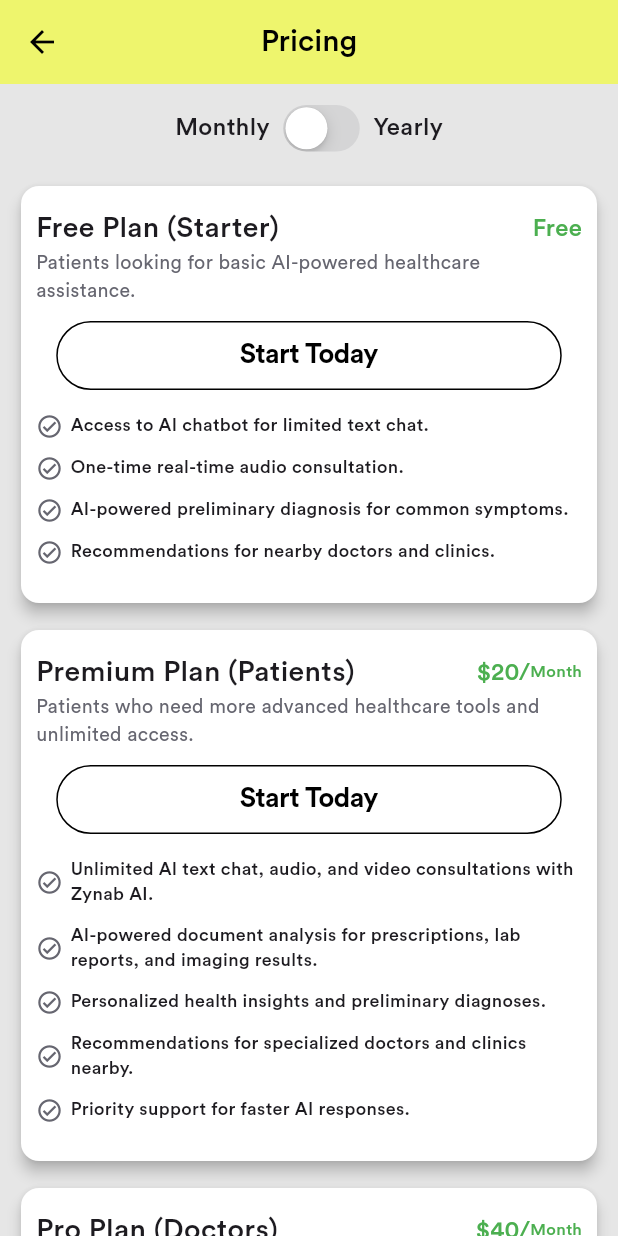
After one commit to expoders8/ZynabAIExpoders, a Flutter app: the SubscriptionPage screen opened directly, on a phone screen of 412 x 824 dp. The commit adds this screen. Run offline on Flutter 3.47's test engine with Material 3 defaults, Android fonts, the phone set to English and light mode, and no system bars; our stand-ins replace accordion, avatar_glow, camera, flutter_typeahead, get, get_storage and 4 more; missing offline and left inert: bottom_picker, flutter_overlay_loader, flutter_sound, voice_message_package; accounts and stored records are empty.

Commit message:
subscription

```diff
--- a/lib/app/ui/Call/videocall.dart
+++ b/lib/app/ui/Call/videocall.dart
@@ -259,7 +259,15 @@
                   ),
                 ],
               ),
-              const SizedBox(height: 15),
+              const Text(
+                textAlign: TextAlign.center,
+                "I’m Zynab,\nYour AI Health Assistant",
+                style: TextStyle(
+                    color: kPrimaryColor,
+                    fontFamily: kCircularStdMedium,
+                    fontSize: 18),
+              ),
+              const SizedBox(height: 8),
               Padding(
                 padding:
                     const EdgeInsets.symmetric(horizontal: 40.0, vertical: 5),
@@ -276,25 +284,26 @@
                       child: CameraPreview(_cameraController!),
                     ),
                     Positioned(
-                      top: 20,
+                      top: 12,
                       left: 20,
                       child: Column(
                         crossAxisAlignment: CrossAxisAlignment.start,
                         children: [
                           Text(
-                            "Text Here",
+                            formatTime1(timerValueoverall!),
+                            // "${timerValue!.toString().padLeft(2, '0')} seconds",
                             style: const TextStyle(
-                                color: kDividerColor,
-                                fontSize: 15,
-                                fontFamily: kCircularStdMedium),
+                              fontSize: 17,
+                              fontWeight: FontWeight.bold,
+                            ),
                           ),
                           SizedBox(
                             width: Get.width - 100,
-                            child: Text(
-                              "Zynab AI",
-                              style: const TextStyle(
+                            child: const Text(
+                              "Consultation in progress",
+                              style: TextStyle(
                                   color: kWhiteColor,
-                                  fontSize: 20,
+                                  fontSize: 17,
                                   fontFamily: kCircularStdBold),
                             ),
                           ),
@@ -302,7 +311,7 @@
                       ),
                     ),
                     Positioned(
-                      bottom: 30,
+                      bottom: 20,
                       left: 0,
                       right: 0,
                       child: Row(
@@ -371,15 +380,6 @@
                 crossAxisAlignment: CrossAxisAlignment.center,
                 children: [
                   const SizedBox(height: 10),
-                  Text(
-                    formatTime(timerValueoverall!),
-                    // "${timerValue!.toString().padLeft(2, '0')} seconds",
-                    style: const TextStyle(
-                      fontSize: 18,
-                      fontWeight: FontWeight.bold,
-                    ),
-                  ),
-                  const SizedBox(height: 5),
                   // CupertinoButton(
                   //   padding: EdgeInsets.zero,
                   //   onPressed: () {
--- a/lib/app/ui/Profile/profile.dart
+++ b/lib/app/ui/Profile/profile.dart
@@ -1,6 +1,7 @@
 import 'package:get/get.dart';
 import 'package:flutter/material.dart';
 import 'package:flutter/cupertino.dart';
+import 'package:zynabaiexpoders/app/ui/subscriptionplan/subscription_plan.dart';
 
 import '../../../config/provider/progress.dart';
 import '../../routes/app_pages.dart';
@@ -589,6 +590,14 @@
                   ),
                 ),
               ),
+              TextButton(
+                  onPressed: () {
+                    Get.to(() => SubscriptionPage());
+                  },
+                  child: Text(
+                    "SubscriptionPage",
+                    style: TextStyle(fontSize: 25),
+                  )),
               const SizedBox(height: 85)
             ],
           ),
--- /dev/null
+++ b/lib/app/ui/subscriptionplan/subscription_plan.dart
@@ -0,0 +1,284 @@
+import 'package:flutter/material.dart';
+import 'package:flutter/cupertino.dart';
+import 'package:get/get.dart';
+import 'package:zynabaiexpoders/config/constant/color_constant.dart';
+
+import '../../../config/constant/font_constant.dart';
+
+class SubscriptionPage extends StatefulWidget {
+  const SubscriptionPage({super.key});
+
+  @override
+  State<SubscriptionPage> createState() => _SubscriptionPageState();
+}
+
+class _SubscriptionPageState extends State<SubscriptionPage> {
+  bool _switchValue = false;
+
+  final List<Map<String, dynamic>> subscriptionPlans = [
+    {
+      "name": "Free Plan (Starter)",
+      "pricePerMonth": "Free",
+      "month": "",
+      "description":
+          "Patients looking for basic AI-powered healthcare assistance.",
+      "features": [
+        "Access to AI chatbot for limited text chat.",
+        "One-time real-time audio consultation.",
+        "AI-powered preliminary diagnosis for common symptoms.",
+        "Recommendations for nearby doctors and clinics."
+      ],
+    },
+    {
+      "name": "Premium Plan (Patients)",
+      "pricePerMonth": "\$20/",
+      "month": "Month",
+      "description":
+          "Patients who need more advanced healthcare tools and unlimited access.",
+      "features": [
+        "Unlimited AI text chat, audio, and video consultations with Zynab AI.",
+        "AI-powered document analysis for prescriptions, lab reports, and imaging results.",
+        "Personalized health insights and preliminary diagnoses.",
+        "Recommendations for specialized doctors and clinics nearby.",
+        "Priority support for faster AI responses."
+      ],
+    },
+    {
+      "name": "Pro Plan (Doctors)",
+      "pricePerMonth": "\$40/",
+      "month": "Month",
+      "description":
+          "Healthcare professionals looking to streamline patient interactions and workflows.",
+      "features": [
+        "Unlimited real-time text, audio, and video consultations with patients.",
+        "AI-powered clinical documentation for notes during consultations.",
+        "Advanced AI tools for researching patient cases or second opinions.",
+        "AI-powered document examination (medical records, diagnostic images).",
+        "Access to patient insights for tailored care recommendations.",
+        "Seamless integration with electronic medical records (EMRs)."
+      ],
+    },
+    {
+      "name": "Enterprise Plan",
+      "pricePerMonth": "Contact Us",
+      "month": "",
+      "description":
+          "For clinics or hospitals requiring team licenses, analytics, and integrations.",
+      "features": [
+        "Custom pricing",
+        "Advanced analytics",
+        "Custom integrations"
+      ],
+    },
+  ];
+
+  @override
+  Widget build(BuildContext context) {
+    return Scaffold(
+      appBar: AppBar(
+        backgroundColor: kHighlightColor,
+        elevation: 1,
+        centerTitle: true,
+        title: const Text(
+          "Pricing",
+          style: TextStyle(color: kPrimaryColor, fontSize: 20),
+        ),
+        iconTheme: const IconThemeData(
+          color: kPrimaryColor,
+        ),
+      ),
+      body: Column(
+        children: [
+          Padding(
+            padding: const EdgeInsets.symmetric(vertical: 10.0),
+            child: Row(
+              mainAxisAlignment: MainAxisAlignment.center,
+              children: [
+                const Text("Monthly", style: TextStyle(fontSize: 16)),
+                const SizedBox(width: 5),
+                CupertinoSwitch(
+                  value: _switchValue,
+                  onChanged: (value) {
+                    setState(() {
+                      _switchValue = value;
+                    });
+                  },
+                ),
+                const SizedBox(width: 5),
+                const Text("Yearly", style: TextStyle(fontSize: 16)),
+              ],
+            ),
+          ),
+          Expanded(
+            child: ListView.builder(
+              itemCount: subscriptionPlans.length,
+              itemBuilder: (context, index) {
+                var plan = subscriptionPlans[index];
+                return Padding(
+                  padding:
+                      const EdgeInsets.symmetric(horizontal: 10, vertical: 5),
+                  child: Card(
+                    elevation: 4,
+                    shape: RoundedRectangleBorder(
+                      borderRadius: BorderRadius.circular(12.0),
+                    ),
+                    child: Container(
+                      padding: const EdgeInsets.all(10.0),
+                      child: Column(
+                        crossAxisAlignment: CrossAxisAlignment.center,
+                        children: [
+                          const SizedBox(height: 5),
+                          Row(
+                            mainAxisAlignment: MainAxisAlignment.spaceBetween,
+                            children: [
+                              Text(
+                                plan["name"],
+                                style: const TextStyle(
+                                    fontSize: 19,
+                                    fontFamily: kCircularStdMedium),
+                              ),
+                              Row(
+                                children: [
+                                  Text(
+                                    plan["pricePerMonth"],
+                                    style: const TextStyle(
+                                        fontSize: 16, color: kGreenColor),
+                                  ),
+                                  Text(
+                                    plan["month"],
+                                    style: const TextStyle(
+                                        fontSize: 11, color: kGreenColor),
+                                  ),
+                                ],
+                              ),
+                            ],
+                          ),
+                          Text(
+                            plan["description"],
+                            style: const TextStyle(
+                                fontFamily: kCircularStdBook,
+                                fontSize: 13,
+                                color: kSecondaryPrimaryColor),
+                          ),
+                          const SizedBox(height: 10),
+                          Container(
+                            width: Get.width - 75,
+                            decoration: BoxDecoration(
+                              border: Border.all(width: 1),
+                              borderRadius: BorderRadius.circular(25.0),
+                            ),
+                            child: CupertinoButton(
+                              borderRadius: BorderRadius.circular(25.0),
+                              padding: EdgeInsets.zero,
+                              onPressed: () {},
+                              child: const Text(
+                                "Start Today",
+                                style: TextStyle(
+                                    color: kPrimaryColor,
+                                    fontFamily: kCircularStdBold,
+                                    fontSize: 18),
+                              ),
+                            ),
+                          ),
+                          const SizedBox(height: 10),
+                          Column(
+                            children: List.generate(
+                              plan["features"].length,
+                              (i) => Padding(
+                                padding:
+                                    const EdgeInsets.symmetric(vertical: 5.0),
+                                child: Row(
+                                  children: [
+                                    const Icon(
+                                        Icons.check_circle_outline_outlined,
+                                        size: 18,
+                                        color: kSecondaryPrimaryColor),
+                                    const SizedBox(width: 5),
+                                    Expanded(
+                                        child: Text(
+                                      plan["features"][i],
+                                      style: TextStyle(fontSize: 12),
+                                    )),
+                                  ],
+                                ),
+                              ),
+                            ),
+                          ),
+                          const SizedBox(height: 10),
+                        ],
+                      ),
+                    ),
+                  ),
+                );
+              },
+            ),
+          ),
+        ],
+      ),
+    );
+  }
+
+  // upgradeButtonRender(data) {
+  //   if (data.level == accessLevel) {
+  //     return Container(
+  //       width: Get.width - 75,
+  //       decoration: BoxDecoration(
+  //         borderRadius: BorderRadius.circular(25.0),
+  //       ),
+  //       child: CupertinoButton(
+  //         borderRadius: BorderRadius.circular(25.0),
+  //         padding: EdgeInsets.zero,
+  //         onPressed: () {},
+  //         child: const Text(
+  //           "Activated",
+  //           style: TextStyle(
+  //               color: kGreenColor, fontFamily: kCircularStdBold, fontSize: 18),
+  //         ),
+  //       ),
+  //     );
+  //   } else if (accessLevel != data.level && accessLevel <= data.level) {
+  //     return Container(
+  //       width: Get.width - 75,
+  //       decoration: BoxDecoration(
+  //         border: Border.all(width: 1),
+  //         borderRadius: BorderRadius.circular(25.0),
+  //       ),
+  //       child: CupertinoButton(
+  //         borderRadius: BorderRadius.circular(25.0),
+  //         padding: EdgeInsets.zero,
+  //         onPressed: () {
+  //           getPaymentLinkOnPress(data);
+  //         },
+  //         child: const Text(
+  //           "Start Today",
+  //           style: TextStyle(
+  //               color: kPrimaryColor,
+  //               fontFamily: kCircularStdBold,
+  //               fontSize: 18),
+  //         ),
+  //       ),
+  //     );
+  //   } else if (data.level < accessLevel) {
+  //     return Container(
+  //       width: Get.width - 75,
+  //       decoration: BoxDecoration(
+  //         borderRadius: BorderRadius.circular(25.0),
+  //       ),
+  //       child: CupertinoButton(
+  //         borderRadius: BorderRadius.circular(25.0),
+  //         padding: EdgeInsets.zero,
+  //         onPressed: () {},
+  //         child: const Text(
+  //           "Not Eligible",
+  //           style: TextStyle(
+  //               color: kSecondaryPrimaryColor,
+  //               fontFamily: kCircularStdBold,
+  //               fontSize: 18),
+  //         ),
+  //       ),
+  //     );
+  //   } else {
+  //     return Container();
+  //   }
+  // }
+}
```
Also changed, not shown: 2 other files.
